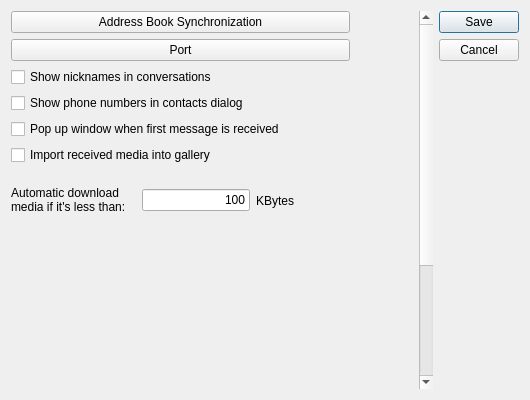
Qt form src/yappari-application/Gui/ui/globalsettingsdialog.ui (agamez/yappari) before a commit.
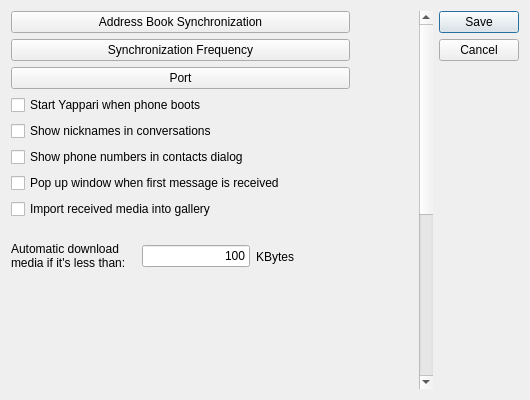
The same form after that commit. Custom widgets are drawn as their Qt base class.

Patch:
```diff
--- a/src/yappari-application/Gui/ui/globalsettingsdialog.ui
+++ b/src/yappari-application/Gui/ui/globalsettingsdialog.ui
@@ -43,7 +43,7 @@
         <x>0</x>
         <y>0</y>
         <width>398</width>
-        <height>550</height>
+        <height>700</height>
        </rect>
       </property>
       <property name="sizePolicy">
@@ -55,7 +55,7 @@
       <property name="minimumSize">
        <size>
         <width>0</width>
-        <height>550</height>
+        <height>700</height>
        </size>
       </property>
       <property name="layoutDirection">
@@ -67,7 +67,7 @@
          <x>0</x>
          <y>0</y>
          <width>339</width>
-         <height>219</height>
+         <height>277</height>
         </rect>
        </property>
        <layout class="QVBoxLayout" name="verticalLayout">
@@ -84,6 +84,13 @@
           </property>
          </widget>
         </item>
+        <item>
+         <widget class="QMaemo5ValueButton" name="syncFreqButton">
+          <property name="text">
+           <string>Synchronization Frequency</string>
+          </property>
+         </widget>
+        </item>
         <item>
          <widget class="QMaemo5ValueButton" name="portButton">
           <property name="text">
@@ -91,6 +98,13 @@
           </property>
          </widget>
         </item>
+        <item>
+         <widget class="QCheckBox" name="startOnBootCheckBox">
+          <property name="text">
+           <string>Start Yappari when phone boots</string>
+          </property>
+         </widget>
+        </item>
         <item>
          <widget class="QCheckBox" name="nicknamesCheckBox">
           <property name="text">
```
